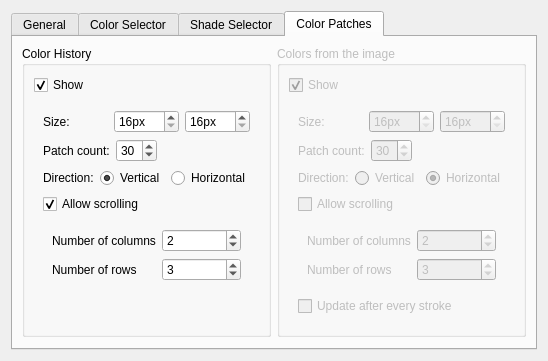
Before: the Qt Designer form krita/plugins/extensions/dockers/advancedcolorselector/wdg_color_selector_settings.ui in KDE/krita, drawn with Qt 5.
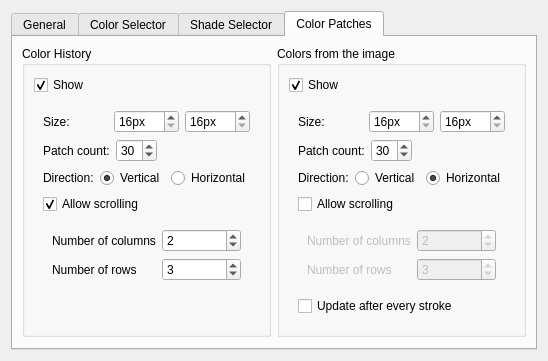
After: the same form once the commit is applied. The open tabs and pages were chosen to show the change. Custom widgets are drawn as their Qt base class.

What changed in the file:
```diff
--- a/krita/plugins/extensions/dockers/advancedcolorselector/wdg_color_selector_settings.ui
+++ b/krita/plugins/extensions/dockers/advancedcolorselector/wdg_color_selector_settings.ui
@@ -636,7 +636,7 @@
        <item row="0" column="1">
         <widget class="QGroupBox" name="groupBox_2">
          <property name="enabled">
-          <bool>false</bool>
+          <bool>true</bool>
          </property>
          <property name="title">
           <string>Colors from the image</string>
```
Left out of the diff: 4 changed lines with no effect on the pictures.
